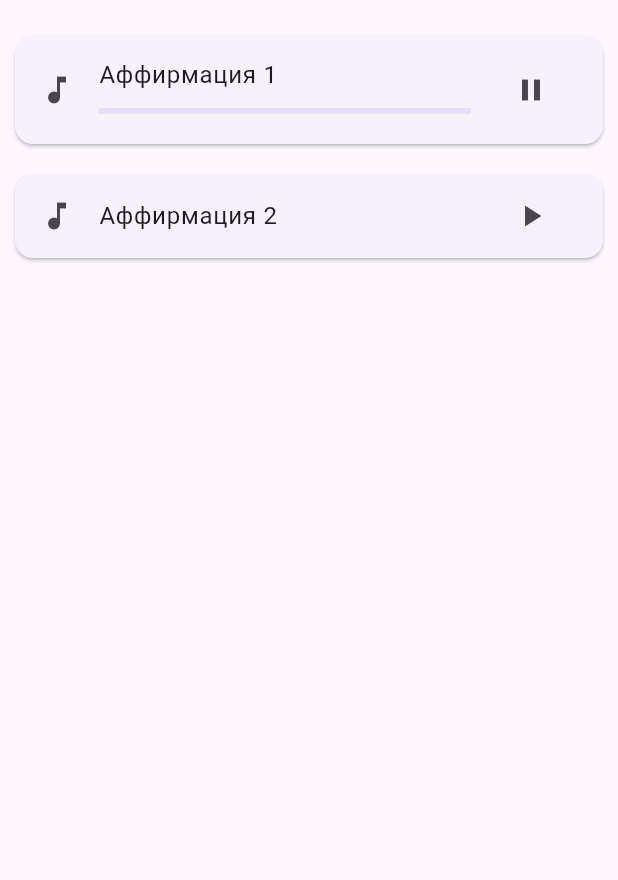
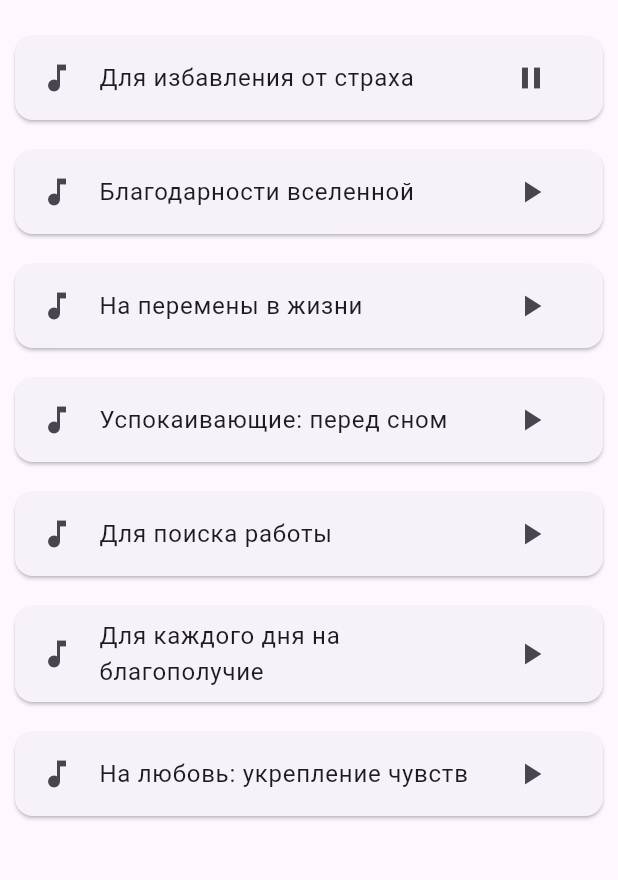
Before and after one commit to SalikhLek/EternalEase, a Flutter app: the AffirmationsScreen screen opened directly, after a tap on the "play arrow" icon, on a phone screen of 412 x 824 dp, the part 63-943 px from its top. Run offline on Flutter 3.47's test engine with Material 3 defaults, Android fonts, the phone set to English and light mode, and no system bars; our stand-ins replace audioplayers, dio; missing offline and left inert: flutter_sound; network calls fail; statements that could not run were skipped.

Commit message:
affirmations all sounds

```diff
--- a/lib/screens/affirmations_screen.dart
+++ b/lib/screens/affirmations_screen.dart
@@ -1,6 +1,5 @@
 import 'package:flutter/material.dart';
 import 'package:flutter_sound/flutter_sound.dart';
-import 'package:flutter_sound/public/flutter_sound_player.dart';
 
 class AffirmationsScreen extends StatefulWidget {
   @override
@@ -10,26 +9,46 @@ class AffirmationsScreen extends StatefulWidget {
 class _AffirmationsScreenState extends State<AffirmationsScreen> {
   final List<Map<String, String>> affirmations = [
     {
-      'title': 'Аффирмация 1',
+      'title': 'Для избавления от страха',
       'path': 'assets/audio/affirmation1.mp3',
     },
     {
-      'title': 'Аффирмация 2',
+      'title': 'Благодарности вселенной',
       'path': 'assets/audio/affirmation2.mp3',
     },
-    // Добавьте больше аффирмаций здесь
+    {
+      'title': 'На перемены в жизни',
+      'path': 'assets/audio/affirmation3.mp3',
+    },
+    {
+      'title': 'Успокаивающие: перед сном',
+      'path': 'assets/audio/affirmation4.mp3',
+    },
+    {
+      'title': 'Для поиска работы',
+      'path': 'assets/audio/affirmation5.mp3',
+    },
+    {
+      'title': 'Для каждого дня на благополучие',
+      'path': 'assets/audio/affirmation6.mp3',
+    },
+    {
+      'title': 'На любовь: укрепление чувств',
+      'path': 'assets/audio/affirmation7.mp3',
+    }
   ];
 
   FlutterSoundPlayer _audioPlayer = FlutterSoundPlayer();
   bool _isPlaying = false;
   bool _isPaused = false;
-  double _playPosition = 0.0;
   String? _currentPath;
 
   @override
   void initState() {
     super.initState();
-    _audioPlayer.openPlayer();
+    _audioPlayer.openPlayer().then((value) {
+      setState(() {});
+    });
   }
 
   @override
@@ -53,9 +72,6 @@ class _AffirmationsScreenState extends State<AffirmationsScreen> {
       });
     } else {
       await _audioPlayer.stopPlayer();
-      setState(() {
-        _playPosition = 0.0;
-      });
       _currentPath = audioPath;
       await _audioPlayer.startPlayer(
         fromURI: audioPath,
@@ -64,18 +80,9 @@ class _AffirmationsScreenState extends State<AffirmationsScreen> {
           setState(() {
             _isPlaying = false;
             _isPaused = false;
-            _playPosition = 0.0;
           });
         },
       );
-      _audioPlayer.onProgress!.listen((event) {
-        if (event != null && event.duration != null) {
-          setState(() {
-            _playPosition = event.position.inMilliseconds /
-                event.duration!.inMilliseconds;
-          });
-        }
-      });
       setState(() {
         _isPlaying = true;
         _isPaused = false;
@@ -105,11 +112,6 @@ class _AffirmationsScreenState extends State<AffirmationsScreen> {
                     : Icons.play_arrow),
                 onPressed: () => _togglePlayback(audioPath),
               ),
-              subtitle: _isPlaying && _currentPath == audioPath
-                  ? LinearProgressIndicator(
-                value: _playPosition,
-              )
-                  : null,
             ),
           );
         },
```
Also changed, not shown: 6 other files.
